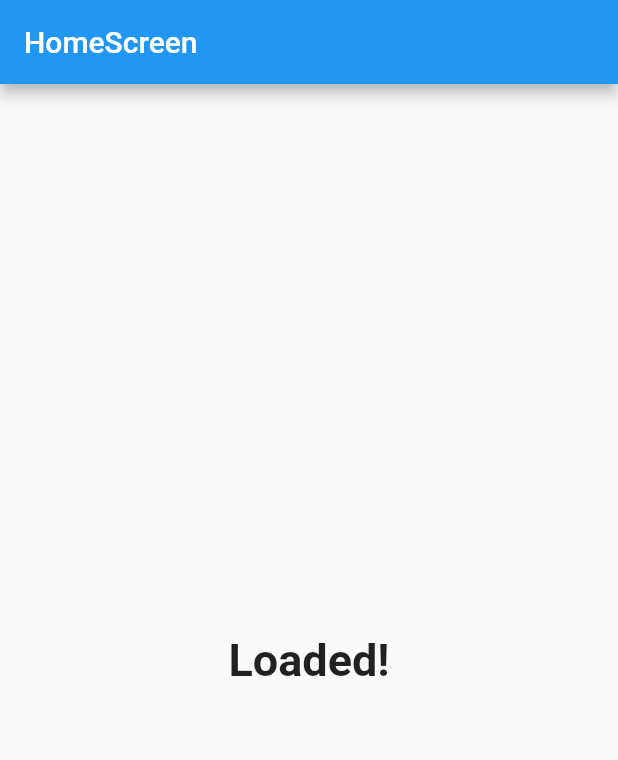
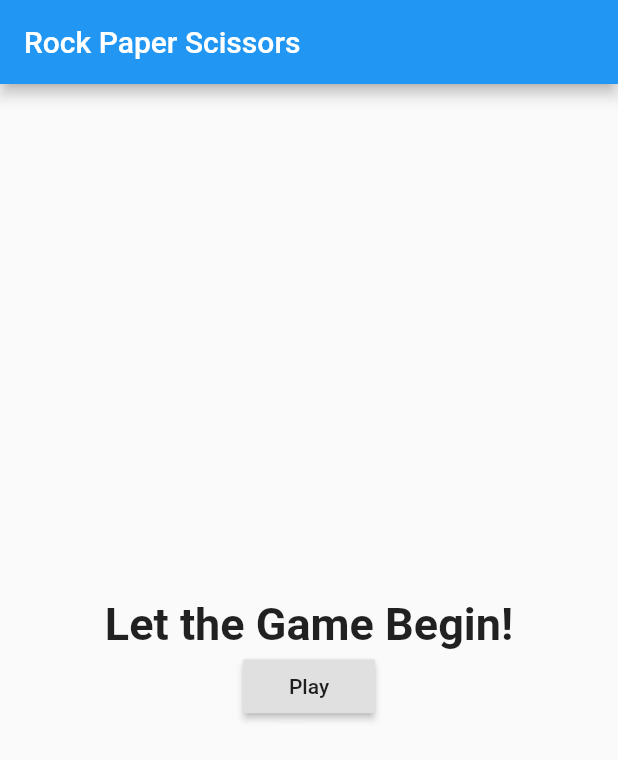
Before and after one commit to hjc1983/flutter_demo, a Flutter app: the screen it shows after launch, on a phone screen of 412 x 824 dp. Shown: the top 760 px of the screen. Run offline on Flutter 3.47's test engine with Material 2 defaults, Android fonts, the phone set to English and light mode, and no system bars; our stand-ins replace splashscreen.

Commit message:
initial game check-in

```diff
--- a/lib/main.dart
+++ b/lib/main.dart
@@ -1,5 +1,6 @@
 import 'package:flutter/material.dart';
 import 'package:splashscreen/splashscreen.dart';
+import 'game_screen.dart';
 
 void main() {
   runApp(new MaterialApp(
@@ -18,11 +19,7 @@ class _MyAppState extends State<MyApp> {
     return new SplashScreen(
         seconds: 3,
         navigateAfterSeconds: new AfterSplash(),
-        title: new Text(
-          'Welcome In SplashScreen',
-          style: new TextStyle(fontWeight: FontWeight.bold, fontSize: 20.0),
-        ),
-        image: new Image.network('http://via.placeholder.com/350x150'),
+        image: new Image.asset('images/logo.png'),
         backgroundColor: Colors.white,
         styleTextUnderTheLoader: new TextStyle(),
         photoSize: 100.0,
@@ -36,15 +33,23 @@ class AfterSplash extends StatelessWidget {
   Widget build(BuildContext context) {
     return new Scaffold(
       appBar: new AppBar(
-          title: new Text("HomeScreen"), automaticallyImplyLeading: false),
+          title: new Text("Rock Paper Scissors"), automaticallyImplyLeading: false),
       body: new Center(
           child: Column(
-            mainAxisAlignment: MainAxisAlignment.center,
+        mainAxisAlignment: MainAxisAlignment.center,
         children: <Widget>[
           new Text(
-            "Loaded!",
+            "Let the Game Begin!",
             style: new TextStyle(fontWeight: FontWeight.bold, fontSize: 30.0),
           ),
+          new RaisedButton(
+              onPressed: () => Navigator.push(
+                    context,
+                    MaterialPageRoute(
+                        builder: (context) =>
+                            GameScreen(title: "Let's Play...")),
+                  ),
+              child: new Text('Play')),
         ],
       )),
     );
--- /dev/null
+++ b/lib/playing_game.dart
@@ -0,0 +1,39 @@
+import 'package:flutter/material.dart';
+
+enum HandMove { rock, paper, scissors }
+enum ResultType { rock, paper, scissors, shoot }
+
+class PlayingGame {
+  PlayingGame() {
+    /*
+    {
+    this.player1Score,
+    this.player2Score,
+  }
+    */
+  }
+
+  int match(HandMove hand1, HandMove hand2) {
+    print("Play 1: " + hand1.toString() + ", Play 2: " + hand2.toString());
+
+    if (hand1 == HandMove.rock) {
+      if (hand2 == HandMove.rock) return 0;
+      if (hand2 == HandMove.paper) return 2;
+      if (hand2 == HandMove.scissors) return 1;
+    }
+
+    if (hand1 == HandMove.paper) {
+      if (hand2 == HandMove.rock) return 1;
+      if (hand2 == HandMove.paper) return 0;
+      if (hand2 == HandMove.scissors) return 2;
+    }
+
+    if (hand1 == HandMove.scissors) {
+      if (hand2 == HandMove.rock) return 2;
+      if (hand2 == HandMove.paper) return 1;
+      if (hand2 == HandMove.scissors) return 0;
+    }
+
+    return 0;
+  }
+}
```
Also changed, not shown: lib/game_screen.dart (added, +147 -0 lines).
